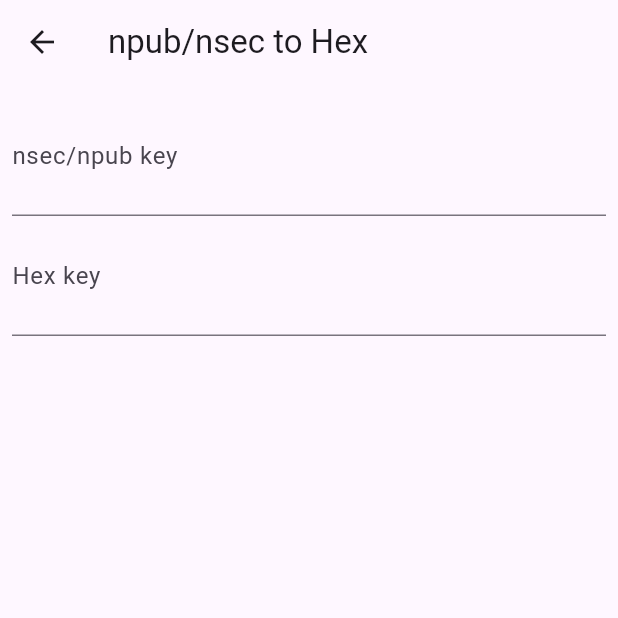
After one commit to ShinoharaTa/shriken, a Flutter app: the screen it shows after launch, after a tap on "Convert To Hex", on a phone screen of 412 x 824 dp, the top half of it. The commit adds this screen. Run offline on Flutter 3.47's test engine with Material 3 defaults, Android fonts, the phone set to English and light mode, and no system bars; our stand-ins replace shared_preferences; missing offline and left inert: encrypt, flutter_sharing_intent, nostr_core_dart; statements that could not run were skipped.

Commit message:
秘密鍵と公開鍵の相互変換実装

```diff
--- a/lib/main.dart
+++ b/lib/main.dart
@@ -1,5 +1,6 @@
 import 'package:flutter/material.dart';
 import 'package:shriken/screen/share.dart';
+import 'package:shriken/screen/convert_hex.dart';
 import 'package:flutter_sharing_intent/flutter_sharing_intent.dart';
 import 'package:flutter_sharing_intent/model/sharing_file.dart';
 import "screen/config.dart";
@@ -84,6 +85,15 @@ class _MainPageState extends State<Main> {
               },
             ),
             ElevatedButton(
+              child: Text('Convert To Hex'),
+              onPressed: () {
+                Navigator.push(
+                  context,
+                  MaterialPageRoute(builder: (context) => ConvertToHex()),
+                );
+              },
+            ),
+            ElevatedButton(
               child: Text('Config'),
               onPressed: () {
                 Navigator.push(
--- /dev/null
+++ b/lib/screen/convert_hex.dart
@@ -0,0 +1,59 @@
+import 'package:flutter/material.dart';
+import 'package:nostr_core_dart/nostr.dart';
+
+class ConvertToHex extends StatefulWidget {
+  @override
+  _ConvertToHexState createState() => _ConvertToHexState();
+}
+
+class _ConvertToHexState extends State<ConvertToHex> {
+  final TextEditingController _nip19 = TextEditingController();
+  final TextEditingController _hex = TextEditingController();
+
+  void _convert() {
+    String convert = "";
+    try {
+      convert = Nip19.decodePrivkey(_nip19.text);
+      // convert = Nip19.bech32Decode(_nip19.text);
+    } catch (e) {
+      convert = "Decord failed.";
+    }
+    try {
+      convert = Nip19.decodePubkey(_nip19.text);
+    } catch (e) {
+      convert = "Decord failed.";
+    }
+    print({"result $convert"});
+    _hex.text = convert;
+  }
+
+  @override
+  Widget build(BuildContext context) {
+    return Scaffold(
+      appBar: AppBar(
+        title: Text('npub/nsec to Hex'),
+      ),
+      body: Padding(
+        padding: const EdgeInsets.all(8.0),
+        child: Column(
+          children: <Widget>[
+            TextField(
+              controller: _nip19,
+              decoration: InputDecoration(labelText: 'nsec/npub key'),
+              onChanged: (value) => _convert(),
+              maxLines: null,
+              minLines: 2,
+            ),
+            TextField(
+              controller: _hex,
+              decoration: InputDecoration(labelText: 'Hex key'),
+              readOnly: true,
+              maxLines: null,
+              minLines: 2,
+            ),
+          ],
+        ),
+      ),
+    );
+  }
+}
```
